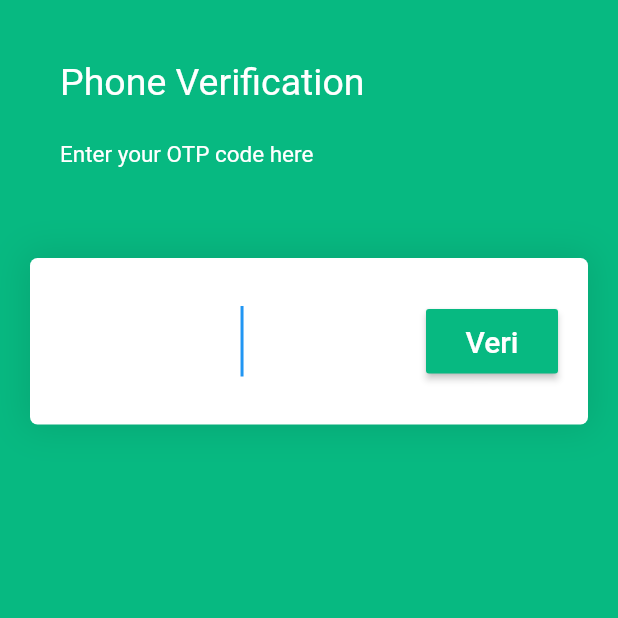
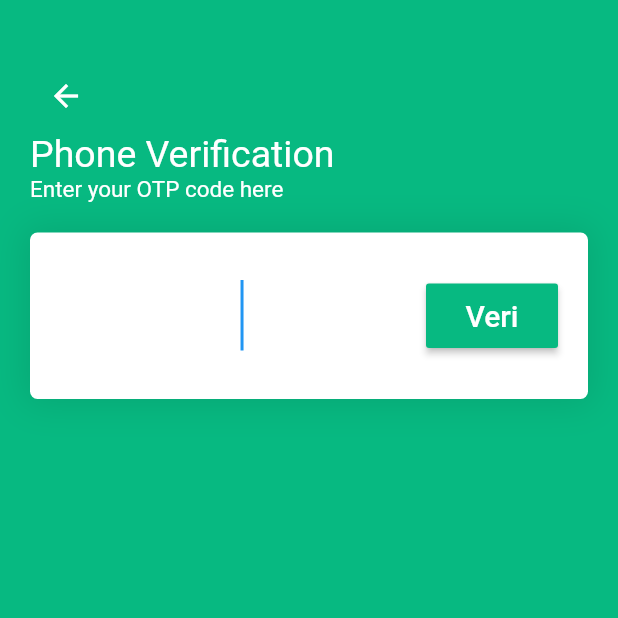
Before and after one commit to plminhphu/lolo.vn, a Flutter app: the PhoneVerifiScreen screen opened by its route, on a phone screen of 412 x 824 dp, the top half of it. Run offline on Flutter 3.47's test engine with Material 2 defaults, Android fonts, the phone set to English and light mode, and no system bars; our stand-ins replace firebase_auth, google_maps_flutter, shared_preferences, toast; accounts and stored records are empty.

Commit message:
22:27 21-05-2019

```diff
--- a/customer/lib/UI/util/icon.dart
+++ b/customer/lib/UI/util/icon.dart
@@ -2,3 +2,6 @@ import 'package:flutter/material.dart';
 Icon iconClear = Icon(Icons.close);
 Icon iconPerson = Icon(Icons.person);
 Icon iconExit = Icon(Icons.exit_to_app);
+Icon iconFullScreen = Icon(Icons.zoom_out_map);
+Icon iconZoomIn = Icon(Icons.zoom_in);
+Icon iconZoomOut = Icon(Icons.zoom_out);
--- a/customer/lib/UI/util/string.dart
+++ b/customer/lib/UI/util/string.dart
@@ -10,3 +10,4 @@ String stringTitleHomeScreen = "Home Screen";
 String stringLogout = "Logout";
 String stringProfile = "Profile";
 String stringExit = "Exit";
+String stringClear = "Clear";
--- a/customer/lib/UI/widget/home/header_widget.dart
+++ b/customer/lib/UI/widget/home/header_widget.dart
@@ -15,6 +15,7 @@ class HeaderWidget extends StatelessWidget {
   @override
   Widget build(BuildContext context) {
     return Container(
+      alignment: Alignment.topLeft,
       child: Column(
         children: <Widget>[
           SizedBox(
@@ -31,6 +32,7 @@ class HeaderWidget extends StatelessWidget {
           ),
           IconButton(
             tooltip: stringExit,
+            color: colorBackground,
             onPressed: (){
               _Logout(context);
             },
--- a/customer/lib/UI/widget/login/main_widget.dart
+++ b/customer/lib/UI/widget/login/main_widget.dart
@@ -112,6 +112,7 @@ class MainWidget extends StatelessWidget {
                   ),
                 ),
                 IconButton(
+                  tooltip: stringClear,
                   onPressed: (){
                     _onClearPhoneNumber();
                   },
--- a/customer/lib/UI/widget/phone_verifi/header_widget.dart
+++ b/customer/lib/UI/widget/phone_verifi/header_widget.dart
@@ -13,20 +13,20 @@ class HeaderWidget extends StatelessWidget {
     return Container(
       alignment: Alignment.topLeft,
       color: colorBackground,
-      margin: EdgeInsets.all(sizeMarginBox),
-      padding: EdgeInsets.all(sizePaddingBox),
+      margin: EdgeInsets.only(top: sizeMarginBox),
+      padding: EdgeInsets.only(left: sizePaddingBox, top: sizePaddingBox),
       child: Column(
         crossAxisAlignment: CrossAxisAlignment.start,
         children: <Widget>[
+          BackButton(
+            color: colorBackgroundWhite,
+          ),
           Text(
             stringTitlePhoneVerifi,
             style: TextStyle(
               fontSize: sizeFontSizeTitle,
               color: colorTextWhite,
             ),
-          ),
-          SizedBox(
-            height: sizeBoxLine,
           ),
           Text(
             stringSpanOTPInput,
```
Also changed, not shown: customer/lib/UI/screen/home/home_screen.dart (+33 -2 lines), customer/lib/UI/widget/home/main_widget.dart (+36 -21 lines), customer/lib/UI/widget/phone_verifi/main_widget.dart (+1 -29 lines).
